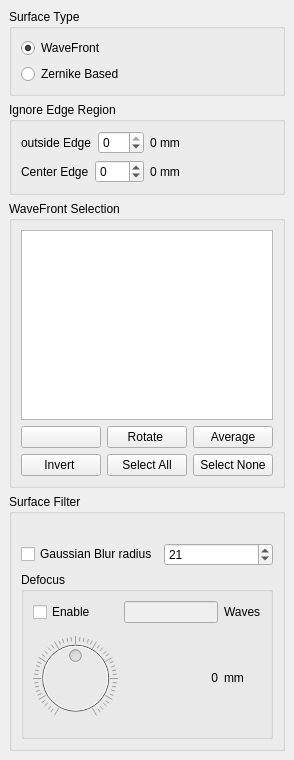
githubdoe/DFTFringe, file surfaceanalysistools.ui: the form before one commit.
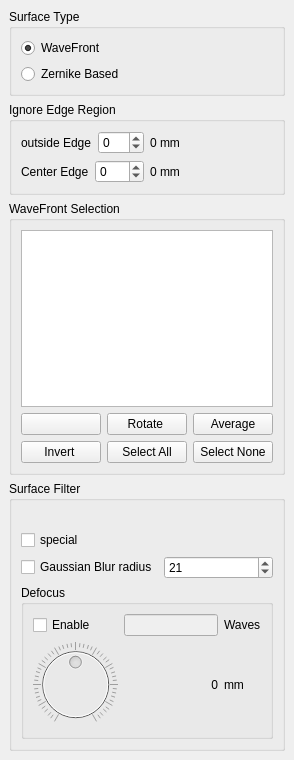
The form after the commit. Icons and pictures are not drawn.

What changed in the file:
```diff
--- a/surfaceanalysistools.ui
+++ b/surfaceanalysistools.ui
@@ -6,14 +6,14 @@
    <rect>
     <x>0</x>
     <y>0</y>
-    <width>100</width>
+    <width>275</width>
     <height>760</height>
    </rect>
   </property>
   <property name="minimumSize">
    <size>
-    <width>100</width>
-    <height>578</height>
+    <width>275</width>
+    <height>601</height>
    </size>
   </property>
   <property name="windowTitle">
@@ -77,7 +77,7 @@
               <number>-99</number>
              </property>
              <property name="maximum">
-              <number>0</number>
+              <number>5</number>
              </property>
             </widget>
            </item>
@@ -226,6 +226,13 @@
          </property>
         </widget>
        </item>
+       <item>
+        <widget class="QCheckBox" name="checkBox_2">
+         <property name="text">
+          <string>special</string>
+         </property>
+        </widget>
+       </item>
        <item>
         <layout class="QHBoxLayout" name="horizontalLayout_3">
          <item>
```
